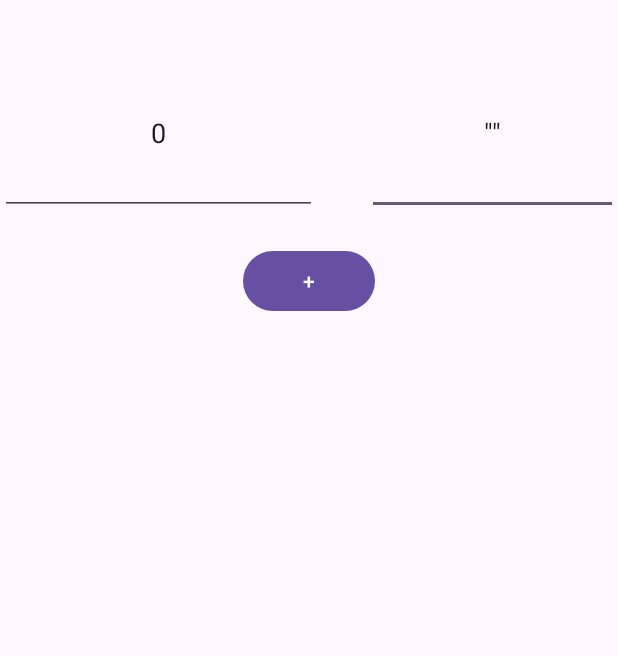
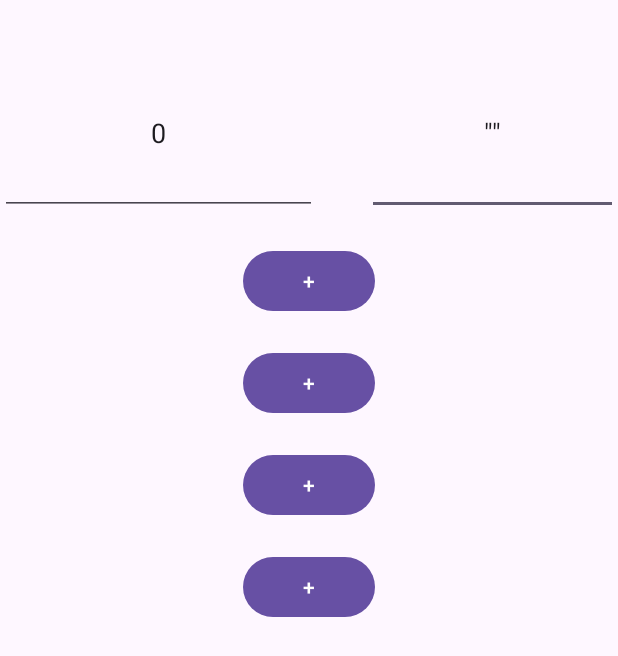
Before and after one commit to almasteinman/SimpleCalculator, an Android app: the screen it shows after launch (MainActivity), on a phone screen of 412 x 824 dp. Shown: the top 656 px of the screen. Run offline under Robolectric (Android 15) with nearby library versions, the phone set to English and light mode, and no system bars.

Commit message:
add minus, mult, and div buttons

```diff
--- a/app/src/main/res/layout/activity_main.xml
+++ b/app/src/main/res/layout/activity_main.xml
@@ -48,4 +48,40 @@
         app:layout_constraintStart_toStartOf="parent"
         app:layout_constraintTop_toBottomOf="@+id/Num1" />
 
+    <Button
+        android:id="@+id/btnMinus"
+        android:layout_width="wrap_content"
+        android:layout_height="wrap_content"
+        android:layout_marginTop="20dp"
+        android:text="+"
+        android:onClick="onBtnClicked"
+        app:layout_constraintEnd_toEndOf="parent"
+        app:layout_constraintHorizontal_bias="0.5"
+        app:layout_constraintStart_toStartOf="parent"
+        app:layout_constraintTop_toBottomOf="@+id/btnPlus" />
+
+    <Button
+        android:id="@+id/btnMult"
+        android:layout_width="wrap_content"
+        android:layout_height="wrap_content"
+        android:layout_marginTop="20dp"
+        android:text="+"
+        android:onClick="onBtnClicked"
+        app:layout_constraintEnd_toEndOf="parent"
+        app:layout_constraintHorizontal_bias="0.5"
+        app:layout_constraintStart_toStartOf="parent"
+        app:layout_constraintTop_toBottomOf="@+id/btnMinus" />
+
+    <Button
+        android:id="@+id/btnDiv"
+        android:layout_width="wrap_content"
+        android:layout_height="wrap_content"
+        android:layout_marginTop="20dp"
+        android:text="+"
+        android:onClick="onBtnClicked"
+        app:layout_constraintEnd_toEndOf="parent"
+        app:layout_constraintHorizontal_bias="0.5"
+        app:layout_constraintStart_toStartOf="parent"
+        app:layout_constraintTop_toBottomOf="@+id/btnMult" />
+
 </androidx.constraintlayout.widget.ConstraintLayout>
```
